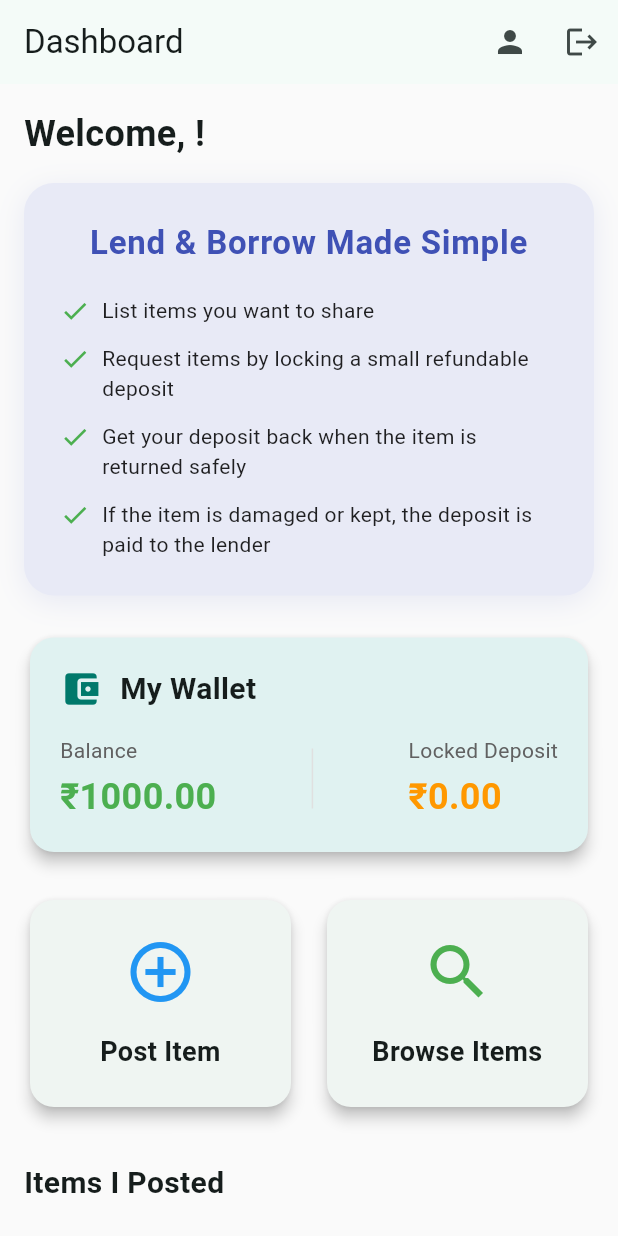
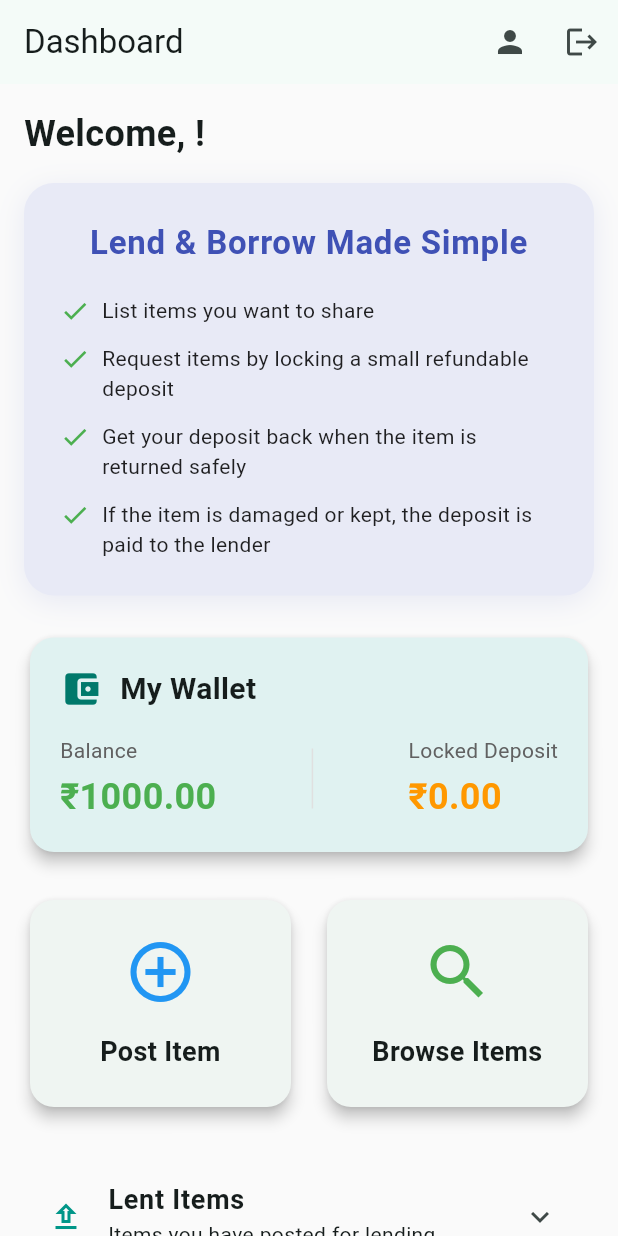
Before and after one commit to jeeva2470041/sharingplatform, a Flutter app: the screen it shows once a user with an empty profile is signed in, on a phone screen of 412 x 824 dp. Run offline on Flutter 3.47's test engine with Material 3 defaults, Android fonts, the light colour scheme and no system bars; our stand-ins replace cloud_firestore, firebase_auth, firebase_core, shared_preferences, socket_io_client; accounts and stored records are empty; network calls fail.

Commit message:
made UI/UX changes

```diff
--- a/lib/dashboard_screen.dart
+++ b/lib/dashboard_screen.dart
@@ -290,70 +290,50 @@ class _DashboardScreenState extends State<DashboardScreen> {
             ),
             const SizedBox(height: 32),
             // PENDING REQUESTS SECTION - Shows requests lender needs to approve
+                        // Pending Requests Section (unchanged - keep as is)
             StreamBuilder<List<Item>>(
               stream: ItemService.pendingRequestsStream,
               builder: (context, pendingSnapshot) {
                 final pendingItems = pendingSnapshot.data ?? [];
-                if (pendingItems.isEmpty) {
-                  return const SizedBox.shrink();
-                }
+                if (pendingItems.isEmpty) return const SizedBox.shrink();
+
                 return Column(
                   crossAxisAlignment: CrossAxisAlignment.start,
                   children: [
                     Row(
                       children: [
-                        const Icon(
-                          Icons.notification_important,
-                          color: Colors.orange,
-                          size: 24,
-                        ),
+                        const Icon(Icons.notification_important, color: Colors.orange, size: 24),
                         const SizedBox(width: 8),
-                        const Text(
-                          'Pending Requests',
-                          style: TextStyle(
-                            fontSize: 20,
-                            fontWeight: FontWeight.bold,
-                          ),
-                        ),
+                        const Text('Pending Requests', style: TextStyle(fontSize: 20, fontWeight: FontWeight.bold)),
                         const SizedBox(width: 8),
                         Container(
-                          padding: const EdgeInsets.symmetric(
-                            horizontal: 8,
-                            vertical: 2,
-                          ),
-                          decoration: BoxDecoration(
-                            color: Colors.orange,
-                            borderRadius: BorderRadius.circular(12),
-                          ),
-                          child: Text(
-                            '${pendingItems.length}',
-                            style: const TextStyle(
-                              color: Colors.white,
-                              fontWeight: FontWeight.bold,
-                              fontSize: 12,
-                            ),
-                          ),
+                          padding: const EdgeInsets.symmetric(horizontal: 8, vertical: 2),
+                          decoration: BoxDecoration(color: Colors.orange, borderRadius: BorderRadius.circular(12)),
+                          child: Text('${pendingItems.length}',
+                              style: const TextStyle(color: Colors.white, fontWeight: FontWeight.bold, fontSize: 12)),
                         ),
                       ],
                     ),
                     const SizedBox(height: 12),
-                    ...pendingItems.map(
-                      (item) => _ActivityItemCard(
-                        item: item,
-                        isOwner: true,
-                        onUpdate: () {},
-                      ),
-                    ),
-                    const SizedBox(height: 24),
+                    ...pendingItems.map((item) => _ActivityItemCard(item: item, isOwner: true, onUpdate: () {})),
+                    const SizedBox(height: 32),
                   ],
                 );
               },
             ),
-            const Text(
-              'Items I Posted',
-              style: TextStyle(fontSize: 20, fontWeight: FontWeight.bold),
+
+            // NEW: Expandable Lent Items Section
+            ExpansionTile(
+              leading: const Icon(Icons.upload_outlined, color: Colors.teal),
+              title: const Text(
+                'Lent Items',
+                style: TextStyle(fontSize: 18, fontWeight: FontWeight.bold),
               ),
-            const SizedBox(height: 12),
+              subtitle: const Text('Items you have posted for lending'),
+              initiallyExpanded: false, // Collapsed by default
+              childrenPadding: const EdgeInsets.symmetric(horizontal: 16, vertical: 8),
+              expandedCrossAxisAlignment: CrossAxisAlignment.start,
+              children: [
                 StreamBuilder<List<Item>>(
                   stream: ItemService.myPostedItemsStream,
                   builder: (context, snapshot) {
@@ -362,36 +342,45 @@ class _DashboardScreenState extends State<DashboardScreen> {
                     }
                     final items = snapshot.data ?? [];
                     if (items.isEmpty) {
-                  return const Center(
-                    child: Padding(
+                      return const Padding(
                         padding: EdgeInsets.all(24.0),
                         child: Text(
-                        'No items posted yet',
+                          'No items lent yet',
                           style: TextStyle(color: Colors.grey, fontSize: 16),
-                      ),
                         ),
                       );
                     }
                     return Column(
-                  children: items
-                      .map(
-                        (item) => _ActivityItemCard(
+                      children: items.map((item) {
+                        return Padding(
+                          padding: const EdgeInsets.only(bottom: 12),
+                          child: _ActivityItemCard(
                             item: item,
                             isOwner: true,
-                          onUpdate:
-                              () {}, // No longer needed with StreamBuilder
+                            onUpdate: () {},
                           ),
-                      )
-                      .toList(),
+                        );
+                      }).toList(),
                     );
                   },
                 ),
-            const SizedBox(height: 24),
-            const Text(
-              'Items I Borrowed',
-              style: TextStyle(fontSize: 20, fontWeight: FontWeight.bold),
+              ],
             ),
-            const SizedBox(height: 12),
+
+            const SizedBox(height: 16),
+
+            // NEW: Expandable Borrowed Items Section
+            ExpansionTile(
+              leading: const Icon(Icons.download_outlined, color: Colors.orange),
+              title: const Text(
+                'Borrowed Items',
+                style: TextStyle(fontSize: 18, fontWeight: FontWeight.bold),
+              ),
+              subtitle: const Text('Items you are currently borrowing'),
+              initiallyExpanded: false, // Collapsed by default
+              childrenPadding: const EdgeInsets.symmetric(horizontal: 16, vertical: 8),
+              expandedCrossAxisAlignment: CrossAxisAlignment.start,
+              children: [
                 StreamBuilder<List<Item>>(
                   stream: ItemService.myBorrowedItemsStream,
                   builder: (context, snapshot) {
@@ -400,35 +389,39 @@ class _DashboardScreenState extends State<DashboardScreen> {
                     }
                     final items = snapshot.data ?? [];
                     if (items.isEmpty) {
-                  return const Center(
-                    child: Padding(
+                      return const Padding(
                         padding: EdgeInsets.all(24.0),
                         child: Text(
-                        'No borrowed items yet',
+                          'No items borrowed yet',
                           style: TextStyle(color: Colors.grey, fontSize: 16),
-                      ),
                         ),
                       );
                     }
                     return Column(
-                  children: items
-                      .map(
-                        (item) => _ActivityItemCard(
+                      children: items.map((item) {
+                        return Padding(
+                          padding: const EdgeInsets.only(bottom: 12),
+                          child: _ActivityItemCard(
                             item: item,
                             isBorrowed: true,
-                          onUpdate:
-                              () {}, // No longer needed with StreamBuilder
+                            onUpdate: () {},
                           ),
-                      )
-                      .toList(),
+                        );
+                      }).toList(),
                     );
                   },
                 ),
               ],
             ),
+
+            const SizedBox(height: 32),
+          ],
+        ),
       ),
     );
   }
+
+  // Keep _buildFeatureRow, _ActionCard, and _ActivityItemCard unchanged
 
   Widget _buildFeatureRow(String text) {
     return Row(
```
Also changed, not shown: lib/profile_screen.dart (+50 -58 lines), pubspec.lock, 6 other files. Lines whose indentation alone changed are shown as unchanged.
